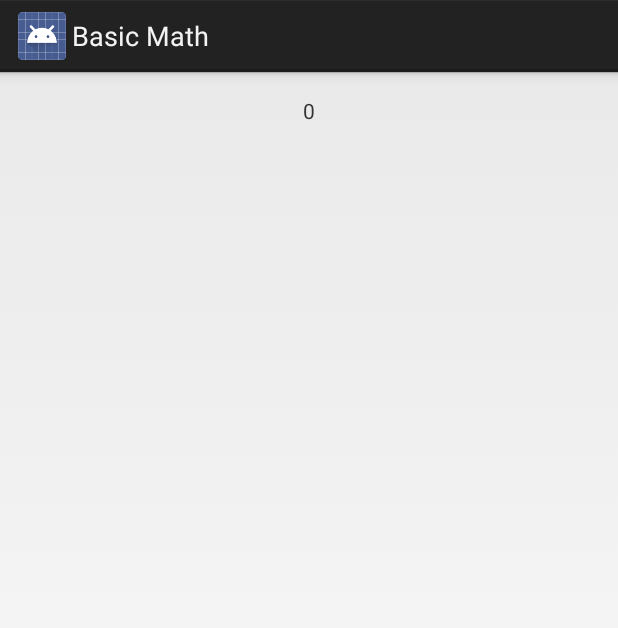
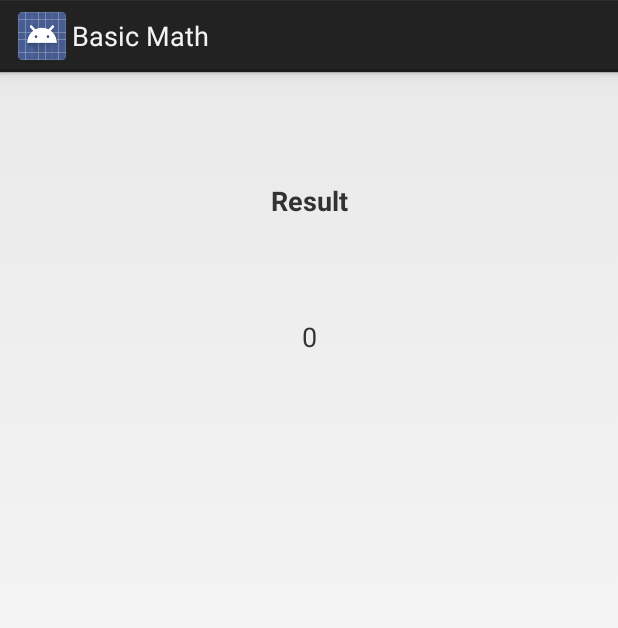
Before and after one commit to alwaysbwise/BasicMath, an Android app: the DisplayTotalActivity screen opened directly, with no data from a screen before it, on a phone screen of 412 x 824 dp. Shown: the top 628 px of the screen. Run offline under Robolectric (Android 15) with nearby library versions, the phone set to English and light mode, and no system bars; 1 statement that could not run was skipped.

```diff
--- a/app/src/main/java/com/example/bwise/basicmath/MainActivity.java
+++ b/app/src/main/java/com/example/bwise/basicmath/MainActivity.java
@@ -74,9 +74,6 @@ public class MainActivity extends Activity implements View.OnClickListener{
 
     }//end calculateAndDisplay()
 
-
-
-
     @Override
     public void onClick(View view) {
 
--- a/app/src/main/res/layout/activity_display_total.xml
+++ b/app/src/main/res/layout/activity_display_total.xml
@@ -10,8 +10,23 @@
         android:id="@+id/textViewTotal"
         android:layout_width="wrap_content"
         android:layout_height="wrap_content"
-        android:layout_marginTop="16dp"
+        android:layout_marginTop="164dp"
         android:text="@string/textViewTotal"
+        android:textSize="18sp"
+        app:layout_constraintHorizontal_bias="0.501"
+        app:layout_constraintLeft_toLeftOf="parent"
+        app:layout_constraintRight_toRightOf="parent"
+        app:layout_constraintTop_toTopOf="parent" />
+
+    <TextView
+        android:id="@+id/textView3"
+        android:layout_width="wrap_content"
+        android:layout_height="wrap_content"
+        android:layout_marginTop="73dp"
+        android:text="Result"
+        android:textSize="18sp"
+        android:textStyle="bold"
+        app:layout_constraintHorizontal_bias="0.501"
         app:layout_constraintLeft_toLeftOf="parent"
         app:layout_constraintRight_toRightOf="parent"
         app:layout_constraintTop_toTopOf="parent" />
--- a/app/src/main/res/values/strings.xml
+++ b/app/src/main/res/values/strings.xml
@@ -2,5 +2,5 @@
     <string name="app_name">Basic Math</string>
 
     <string name="textViewTotal" />
-    <string name="textViewSum">0</string>
+    <string name="textViewSum"></string>
 </resources>
```
